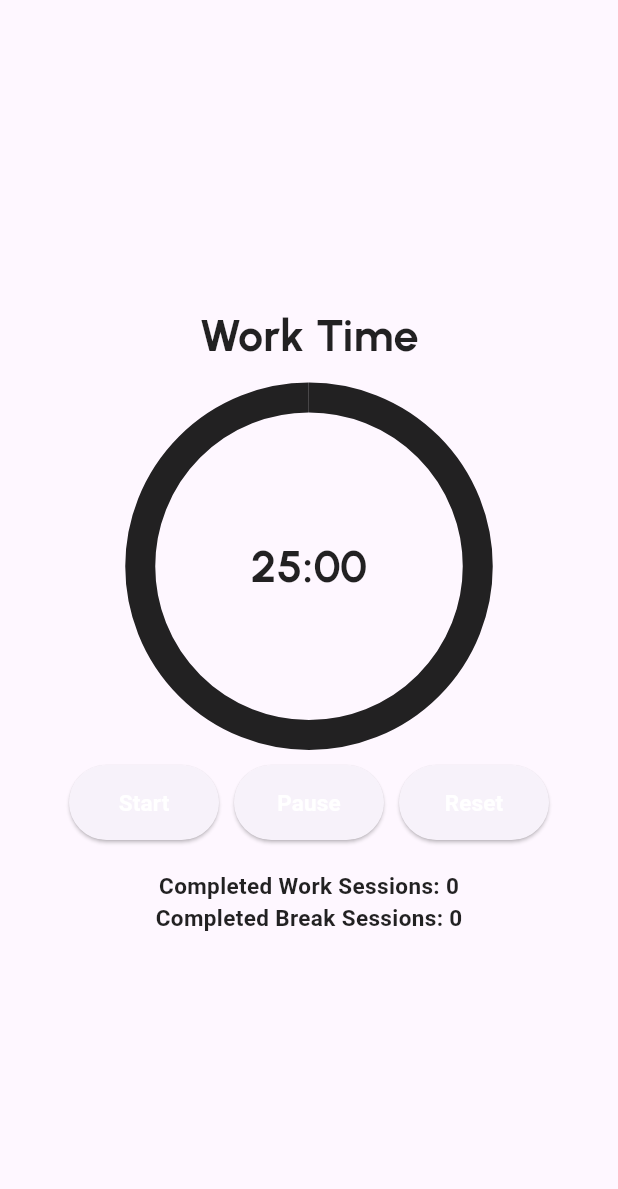
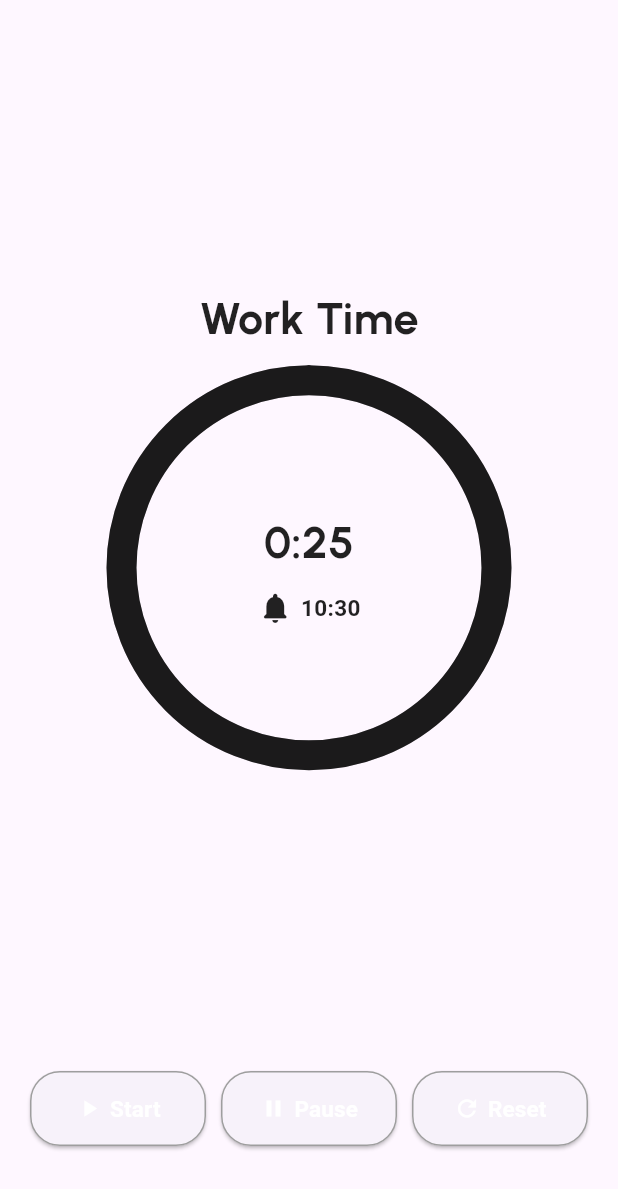
Before and after one commit to gubacsiaronmate/NeumannVerseny, a Flutter app: the PomodoroPage screen opened directly, on a phone screen of 412 x 824 dp. Shown: the top 1189 px of the screen. Run offline on Flutter 3.47's test engine with Material 3 defaults, Android fonts, the light colour scheme and no system bars; our stand-ins replace appwrite, audioplayers, flutter_svg, go_router, lottie, pinput; Roboto replaces fonts that are missing (Urbanist-Bold, Urbanist-SemiBold).

Commit message:
pomodoro progress, UI fixes, functions added

```diff
--- a/lib/common/common.dart
+++ b/lib/common/common.dart
@@ -1,9 +1,9 @@
 import 'package:flutter/material.dart';
 
 class Common {
-  Color maincolor = const Color(0xFF35C2C1);
+  Color maincolor = const Color(0xFF248F8F);
   Color white = const Color(0xFFF5F5F5);
-  Color black = const Color(0xFF0D1315);
+  Color black = const Color(0xFF141414);
 
   TextStyle titleTheme = const TextStyle(
     fontSize: 30,
--- a/lib/screens/tasks/pomodoro_page.dart
+++ b/lib/screens/tasks/pomodoro_page.dart
@@ -13,8 +13,8 @@ class PomodoroPage extends StatefulWidget {
 }
 
 class _PomodoroPageState extends State<PomodoroPage> {
-  static const int workDuration = 25 * 60; // 25 minutes
-  static const int breakDuration = 5 * 60; // 5 minutes
+  static const int workDuration = 25; // 25 minutes
+  static const int breakDuration = 5; // 5 minutes
 
   Timer? _timer;
   int _remainingTime = workDuration;
@@ -90,6 +90,12 @@ class _PomodoroPageState extends State<PomodoroPage> {
     return '$minutes:${remainingSeconds.toString().padLeft(2, '0')}';
   }
 
+  String _calculateEndTime() {
+    final DateTime now = DateTime.now();
+    final DateTime endTime = now.add(Duration(seconds: _remainingTime));
+    return '${endTime.hour}:${endTime.minute.toString().padLeft(2, '0')}';
+  }
+
   double _getProgress() {
     final int totalDuration = _isWorking ? workDuration : breakDuration;
     return _remainingTime / totalDuration;
@@ -108,7 +114,12 @@ class _PomodoroPageState extends State<PomodoroPage> {
         Theme.of(context).textTheme.bodyLarge?.color ?? Colors.black;
 
     return Scaffold(
-      body: Container(
+      body: Column(
+        mainAxisAlignment: MainAxisAlignment.spaceBetween,
+        // Space between the top and bottom sections
+        children: [
+          // Centered part
+          Expanded(
             child: Center(
               child: Column(
                 mainAxisAlignment: MainAxisAlignment.center,
@@ -118,68 +129,121 @@ class _PomodoroPageState extends State<PomodoroPage> {
                     style: common.titleTheme.copyWith(color: textColor),
                   ),
                   const SizedBox(height: 20),
-              Stack(
+                  Center(
+                    child: Stack(
                       alignment: Alignment.center,
                       children: [
                         SizedBox(
-                    width: 225,
-                    height: 225,
+                          width: 250,
+                          height: 250,
                           child: AnimatedCircularProgressIndicator(
                             value: _getProgress(),
                             strokeWidth: 20,
                             color: textColor,
                           ),
                         ),
+                        Column(
+                          mainAxisAlignment: MainAxisAlignment.center,
+                          children: [
                             Text(
                               _formatTime(_remainingTime),
-                    style: common.titleTheme.copyWith(color: textColor),
+                              style: common.titleTheme.copyWith(
+                                  color: textColor),
+                            ),
+                            const SizedBox(height: 10),
+                            Row(
+                              mainAxisAlignment: MainAxisAlignment.center,
+                              children: [
+                                Icon(Icons.notifications_rounded, color: textColor),
+                                const SizedBox(width: 5),
+                                Text(
+                                  _calculateEndTime(),
+                                  style: common.mediumTheme.copyWith(
+                                      color: textColor),
                                 ),
                               ],
                             ),
-              const SizedBox(height: 20),
-              Row(
-                mainAxisAlignment: MainAxisAlignment.center,
-                children: [
-                  CustomElevatedButton(
-                    message: _isPaused ? 'Resume' : 'Start',
-                    function: _isPaused ? _resumeTimer : _startTimer,
-                    color: common.black,
-                    style: ButtonStyle(
-                      fixedSize: MaterialStateProperty.all(const Size(100, 50)),
+                          ],
                         ),
-                  ),
-                  const SizedBox(width: 10),
-                  CustomElevatedButton(
-                    message: 'Pause',
-                    function: _pauseTimer,
-                    color: common.black,
-                    style: ButtonStyle(
-                      fixedSize: MaterialStateProperty.all(const Size(100, 50)),
-                    ),
-                  ),
-                  const SizedBox(width: 10),
-                  CustomElevatedButton(
-                    message: 'Reset',
-                    function: _resetTimer,
-                    color: common.black,
-                    style: ButtonStyle(
-                      fixedSize: MaterialStateProperty.all(const Size(100, 50)),
+                      ],
                     ),
                   ),
                 ],
               ),
-              const SizedBox(height: 20),
-              Text(
-                'Completed Work Sessions: $_completedWorkSessions',
-                style: common.mediumTheme.copyWith(color: textColor),
             ),
-              Text(
-                'Completed Break Sessions: $_completedBreakSessions',
-                style: common.mediumTheme.copyWith(color: textColor),
+          ),
+          // Bottom part
+          Padding(
+            padding: const EdgeInsets.only(bottom: 40.0),
+            child: Padding(
+              padding: const EdgeInsets.all(20.0),
+              child: Row(
+                mainAxisAlignment: MainAxisAlignment.center,
+                children: [
+                  Flexible(
+                    child: CustomElevatedButton(
+                      message: _isPaused ? 'Resume' : 'Start',
+                      icon: _isPaused ? Icons.play_arrow : Icons.play_arrow,
+                      function: _isPaused ? _resumeTimer : _startTimer,
+                      color: common.black,
+                      style: ButtonStyle(
+                        shape: MaterialStateProperty.all(
+                          RoundedRectangleBorder(
+                            borderRadius: BorderRadius.circular(20),
+                          ),
+                        ),
+                        fixedSize: MaterialStateProperty.all(const Size(130, 50)),
+                        side: MaterialStateProperty.all(
+                          const BorderSide(color: Colors.grey),
+                        ),
+                      ),
+                    ),
+                  ),
+                  const SizedBox(width: 10),
+                  Flexible(
+                    child: CustomElevatedButton(
+                      message: 'Pause',
+                      icon: Icons.pause,
+                      function: _pauseTimer,
+                      color: common.black,
+                      style: ButtonStyle(
+                        shape: MaterialStateProperty.all(
+                          RoundedRectangleBorder(
+                            borderRadius: BorderRadius.circular(20),
+                          ),
+                        ),
+                        fixedSize: MaterialStateProperty.all(const Size(130, 50)),
+                        side: MaterialStateProperty.all(
+                          const BorderSide(color: Colors.grey),
+                        ),
+                      ),
+                    ),
+                  ),
+                  const SizedBox(width: 10),
+                  Flexible(
+                    child: CustomElevatedButton(
+                      message: 'Reset',
+                      icon: Icons.refresh,
+                      function: _resetTimer,
+                      color: common.black,
+                      style: ButtonStyle(
+                        shape: MaterialStateProperty.all(
+                          RoundedRectangleBorder(
+                            borderRadius: BorderRadius.circular(20),
+                          ),
+                        ),
+                        fixedSize: MaterialStateProperty.all(const Size(130, 50)),
+                        side: MaterialStateProperty.all(
+                          const BorderSide(color: Colors.grey),
+                        ),
+                      ),
+                    ),
                   ),
                 ],
               ),
             ),
+          ),
+        ],
       ),
     );
   }
@@ -207,6 +271,9 @@ class AnimatedCircularProgressIndicator extends StatelessWidget {
           value: value,
           strokeWidth: strokeWidth,
           color: color,
+          backgroundColor: color.withOpacity(0.2),
+          valueColor: AlwaysStoppedAnimation<Color>(color),
+          strokeCap: StrokeCap.round,
         );
       },
     );
--- a/lib/widgets/buttons/custom_elevated_button.dart
+++ b/lib/widgets/buttons/custom_elevated_button.dart
@@ -1,10 +1,11 @@
 import 'dart:async';
 import 'package:flutter/cupertino.dart';
 import 'package:flutter/material.dart';
-import 'package:on_time/common/common.dart';
+import '../../common/common.dart';
 
 class CustomElevatedButton extends StatefulWidget {
   final String message;
+  final IconData? icon;
   final FutureOr<void> Function() function;
   final Color? color;
   final ButtonStyle? style;
@@ -12,6 +13,7 @@ class CustomElevatedButton extends StatefulWidget {
   const CustomElevatedButton({
     Key? key,
     required this.message,
+    this.icon,
     required this.function,
     this.color = Colors.white,
     this.style,
@@ -51,11 +53,20 @@ class _CustomElevatedButtonState extends State<CustomElevatedButton> {
       ),
       child: loading
           ? const CupertinoActivityIndicator()
-          : FittedBox(
-        child: Text(
-          widget.message,
-          style: Common().semiboldwhite,
-        ),
+          : Row(
+        mainAxisAlignment: MainAxisAlignment.center,
+        children: [
+          if (widget.icon != null) ...[
+            Icon(widget.icon, color: Colors.white),
+            const SizedBox(width: 5),
+          ],
+          FittedBox(
+            child: Text(
+              widget.message,
+              style: Common().semiboldwhite,
+            ),
+          ),
+        ],
       ),
     );
   }
```
Lines whose indentation alone changed are shown as unchanged.
